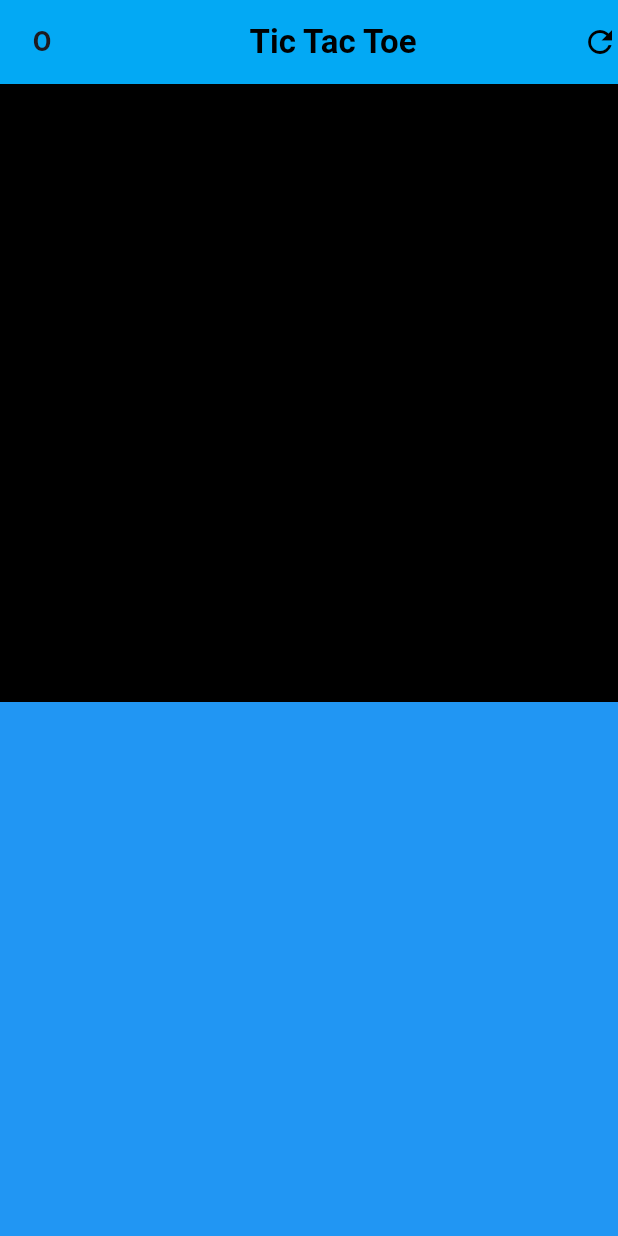
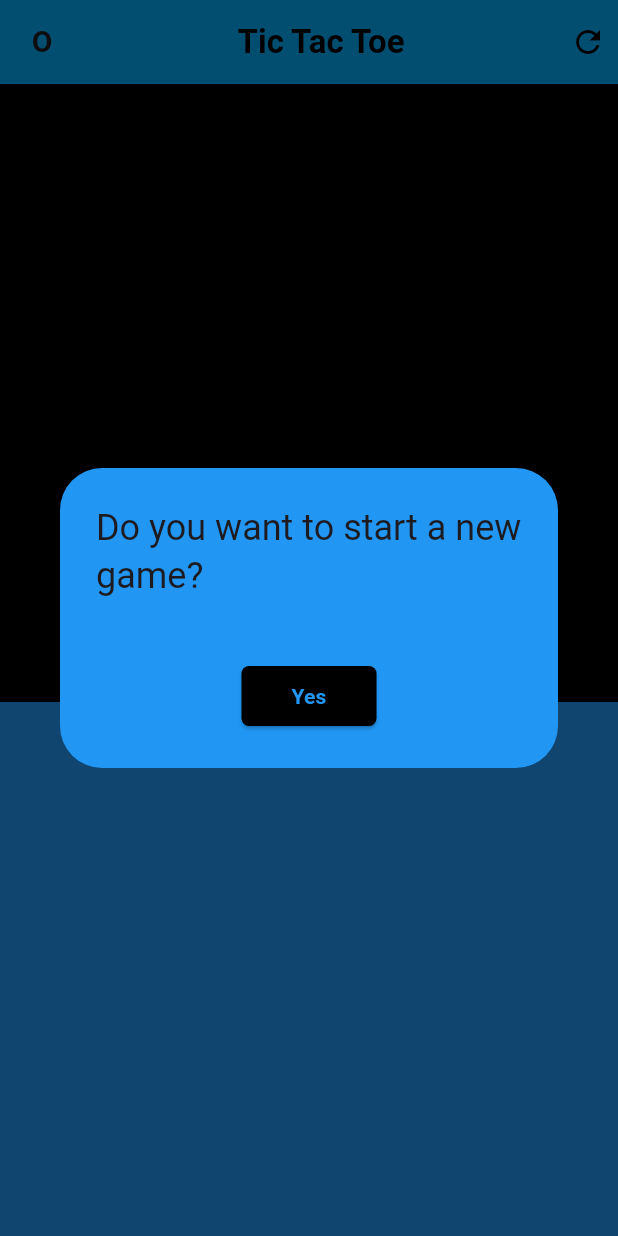
Before and after one commit to GKING1029/tic_tac_toe_game, a Flutter app: the screen it shows after launch, after a tap on the "refresh" icon, on a phone screen of 412 x 824 dp. Run offline on Flutter 3.47's test engine with Material 3 defaults, Android fonts, the phone set to English and light mode, and no system bars.

Commit message:
made final changes

```diff
--- a/lib/tic_tac_toe_game.dart
+++ b/lib/tic_tac_toe_game.dart
@@ -10,6 +10,51 @@ class TicTacToe extends StatefulWidget {
 class _TicTacToeState extends State<TicTacToe> {
   List<String> game = List.filled(9, '');
   bool firstPlayer = true;
+  void _showDialogFunction() {
+    showDialog(
+        context: context,
+        builder: (BuildContext context) {
+          return StatefulBuilder(
+              builder: (BuildContext context, StateSetter alertState) {
+            return AlertDialog(
+              backgroundColor: Colors.blue,
+              title: const Text("Do you want to start a new game?"),
+              content: const Column(
+                mainAxisSize: MainAxisSize.min,
+              ),
+              actions: [
+                Center(
+                  child: ElevatedButton(
+                      style: ButtonStyle(
+                          shape:
+                              MaterialStatePropertyAll<RoundedRectangleBorder>(
+                                  RoundedRectangleBorder(
+                                      borderRadius: BorderRadius.circular(5))),
+                          fixedSize:
+                              const MaterialStatePropertyAll(Size(90, 30)),
+                          backgroundColor:
+                              const MaterialStatePropertyAll(Colors.black)),
+                      onPressed: () {
+                        game = List.filled(9, '');
+                        firstPlayer != firstPlayer;
+                        Navigator.of(context).pop();
+
+                        setState(() {});
+                      },
+                      child: const Center(
+                          child: Text(
+                        "Yes",
+                        style: TextStyle(
+                            fontWeight: FontWeight.bold, color: Colors.blue),
+                      ))),
+                )
+              ],
+            );
+          });
+        });
+    setState(() {});
+  }
+
   @override
   Widget build(BuildContext context) {
     return Scaffold(
@@ -21,7 +66,7 @@ class _TicTacToeState extends State<TicTacToe> {
           child: Center(
               child: Text(
             firstPlayer ? 'O' : 'X',
-            style: TextStyle(fontWeight: FontWeight.bold, fontSize: 18),
+            style: const TextStyle(fontWeight: FontWeight.bold, fontSize: 20),
           )),
         ),
         title: const Center(
@@ -33,17 +78,14 @@ class _TicTacToeState extends State<TicTacToe> {
         actions: [
           GestureDetector(
               onTap: () {
-                // Navigator.push(
-                //     context,
-                //     MaterialPageRoute(
-                //         builder: ((context) => const TicTacToe())));
-                game = List.filled(9, '');
-                firstPlayer != firstPlayer;
-                setState(() {});
+                _showDialogFunction();
               },
-              child: const Icon(
-                Icons.refresh,
-                color: Colors.black,
+              child: const Padding(
+                padding: EdgeInsets.all(8.0),
+                child: Icon(
+                  Icons.refresh,
+                  color: Colors.black,
+                ),
               ))
         ],
       ),
```
